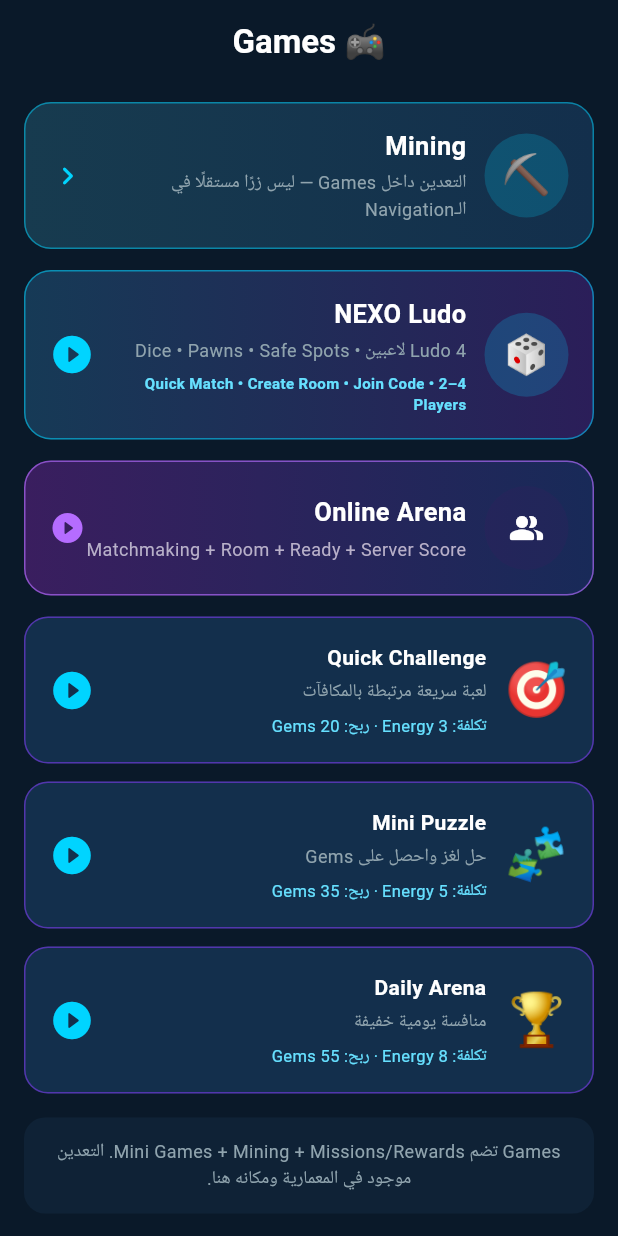
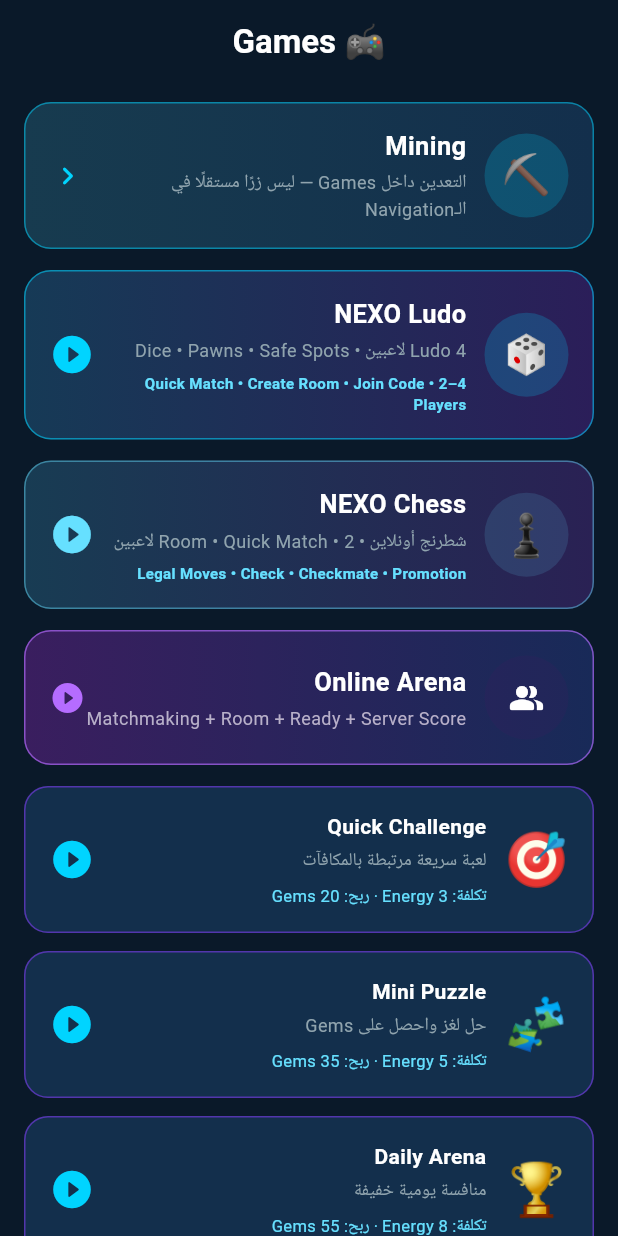
Before and after one commit to meslammo/NEXO-prototype-, a Flutter app: the GamesScreen screen opened directly, on a phone screen of 412 x 824 dp. Run offline on Flutter 3.47's test engine with Material 3 defaults, Android fonts, the phone set to English and light mode, and no system bars; our stand-ins replace flutter_secure_storage, flutter_svg, in_app_purchase, shared_preferences; missing offline and left inert: chess_on_dart, flutter_webrtc; accounts and stored records are empty; network calls fail.

Commit message:
NEXO CHANGE 31: add Chess to Games

```diff
--- a/lib/screens/games_screen.dart
+++ b/lib/screens/games_screen.dart
@@ -8,6 +8,7 @@ import '../services/auth_service.dart';
 import '../config/api_config.dart';
 import 'mining_screen.dart';
 import '../games/ludo/nexo_ludo_online_screen.dart';
+import '../games/chess/nexo_chess_online_screen.dart';
 
 class GamesScreen extends StatelessWidget {
   const GamesScreen({super.key});
@@ -60,6 +61,13 @@ class GamesScreen extends StatelessWidget {
             onTap: () => Navigator.push(
               context,
               MaterialPageRoute(builder: (_) => const NexoLudoOnlineScreen()),
+            ),
+          ),
+          const SizedBox(height: 14),
+          _ChessEntryCard(
+            onTap: () => Navigator.push(
+              context,
+              MaterialPageRoute(builder: (_) => const NexoChessOnlineScreen()),
             ),
           ),
           const SizedBox(height: 14),
@@ -252,6 +260,74 @@ class _GameCard extends StatelessWidget {
 }
 
 
+
+class _ChessEntryCard extends StatelessWidget {
+  final VoidCallback onTap;
+  const _ChessEntryCard({required this.onTap});
+
+  @override
+  Widget build(BuildContext context) => InkWell(
+    onTap: onTap,
+    borderRadius: BorderRadius.circular(18),
+    child: Ink(
+      padding: const EdgeInsets.all(16),
+      decoration: BoxDecoration(
+        gradient: const LinearGradient(
+          colors: [Color(0xFF183C53), Color(0xFF2A2154)],
+        ),
+        borderRadius: BorderRadius.circular(18),
+        border: Border.all(
+          color: const Color(0xFF66E0FF).withOpacity(0.45),
+        ),
+      ),
+      child: Row(
+        children: [
+          const CircleAvatar(
+            radius: 28,
+            backgroundColor: Color(0x2266E0FF),
+            child: Text('♟', style: TextStyle(fontSize: 28)),
+          ),
+          const SizedBox(width: 12),
+          const Expanded(
+            child: Column(
+              crossAxisAlignment: CrossAxisAlignment.start,
+              children: [
+                Text(
+                  'NEXO Chess',
+                  style: TextStyle(
+                    color: Colors.white,
+                    fontSize: 17,
+                    fontWeight: FontWeight.bold,
+                  ),
+                ),
+                SizedBox(height: 4),
+                Text(
+                  'شطرنج أونلاين • Room • Quick Match • 2 لاعبين',
+                  style: TextStyle(color: Color(0xFF90A4AE), fontSize: 12),
+                ),
+                SizedBox(height: 5),
+                Text(
+                  'Legal Moves • Check • Checkmate • Promotion',
+                  style: TextStyle(
+                    color: Color(0xFF66E0FF),
+                    fontSize: 10,
+                    fontWeight: FontWeight.w700,
+                  ),
+                ),
+              ],
+            ),
+          ),
+          const Icon(
+            Icons.play_circle_fill_rounded,
+            color: Color(0xFF66E0FF),
+            size: 30,
+          ),
+        ],
+      ),
+    ),
+  );
+}
+
 class _OnlineArenaCard extends StatelessWidget {
   final VoidCallback onTap;
   const _OnlineArenaCard({required this.onTap});
```
